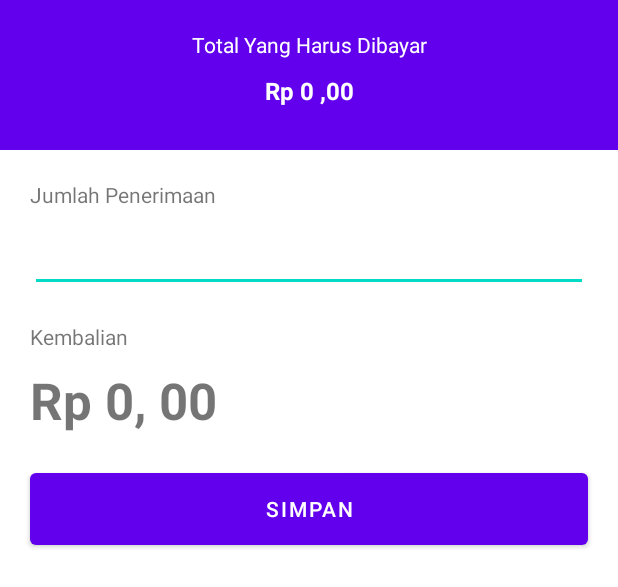
After one commit to NaufalAns/pcs-pos-app, an Android app: the layout fragment_bayar.xml on its own in the app's theme, with its tools: preview values and no code run, on a phone screen of 412 x 824 dp. The commit adds this screen. Shown: the top 587 px of the screen. Run offline under Robolectric (Android 15) with nearby library versions, the phone set to English and light mode, and no system bars.

Commit message:
add pembayaran

```diff
--- a/app/src/main/java/com/aplikasi/apptokosi01/LoginActivity.kt
+++ b/app/src/main/java/com/aplikasi/apptokosi01/LoginActivity.kt
@@ -50,6 +50,7 @@ class LoginActivity : AppCompatActivity() {
                         val token = response.body()!!.data.token
                         sessionManager.saveString("TOKEN","Bearer "+token)
                         sessionManager.saveBoolean("LOGIN_STATUS",true)
+                        sessionManager.saveString("ADMIN_ID",response.body()!!.data.admin.id.toString())
 
                         val moveIntent = Intent(this@LoginActivity,MainActivity::class.java)
                         startActivity(moveIntent)
--- /dev/null
+++ b/app/src/main/java/com/aplikasi/apptokosi01/response/itemTransaksi/Data.kt
@@ -0,0 +1,5 @@
+package com.aplikasi.apptokosi01.response.itemTransaksi
+
+data class Data(
+    val item_transaksi: ItemTransaksi
+)
--- /dev/null
+++ b/app/src/main/java/com/aplikasi/apptokosi01/response/transaksi/Data.kt
@@ -0,0 +1,5 @@
+package com.aplikasi.apptokosi01.response.transaksi
+
+data class Data(
+    val transaksi: List<Transaksi>
+)
--- /dev/null
+++ b/app/src/main/res/layout/fragment_bayar.xml
@@ -0,0 +1,132 @@
+<?xml version="1.0" encoding="utf-8"?>
+<FrameLayout xmlns:android="http://schemas.android.com/apk/res/android"
+    xmlns:app="http://schemas.android.com/apk/res-auto"
+    xmlns:tools="http://schemas.android.com/tools"
+    android:layout_width="match_parent"
+    android:layout_height="match_parent"
+    tools:context=".BayarFragment">
+
+    <!-- TODO: Update blank fragment layout -->
+    <androidx.constraintlayout.widget.ConstraintLayout
+        android:id="@+id/layoutDasar"
+        android:layout_width="match_parent"
+        android:layout_height="match_parent">
+
+        <androidx.constraintlayout.widget.ConstraintLayout
+            android:id="@+id/layoutAtas"
+            android:layout_width="match_parent"
+            android:layout_height="100dp"
+            android:background="@color/design_default_color_primary"
+            app:layout_constraintEnd_toEndOf="parent"
+            app:layout_constraintHorizontal_bias="0.0"
+            app:layout_constraintStart_toStartOf="parent"
+            app:layout_constraintTop_toTopOf="parent">
+
+            <TextView
+                android:id="@+id/textView"
+                android:layout_width="wrap_content"
+                android:layout_height="wrap_content"
+                android:layout_marginTop="20dp"
+                android:text="Total Yang Harus Dibayar"
+                android:textColor="@color/white"
+                app:layout_constraintEnd_toEndOf="parent"
+                app:layout_constraintStart_toStartOf="parent"
+                app:layout_constraintTop_toTopOf="parent" />
+
+            <TextView
+                android:id="@+id/txtTotalTransaksiBayar"
+                android:layout_width="wrap_content"
+                android:layout_height="wrap_content"
+                android:layout_marginTop="10dp"
+                android:text="Rp 0 ,00"
+                android:textColor="@color/white"
+                android:textSize="16sp"
+                android:textStyle="bold"
+                app:layout_constraintEnd_toEndOf="parent"
+                app:layout_constraintStart_toStartOf="parent"
+                app:layout_constraintTop_toBottomOf="@+id/textView" />
+
+        </androidx.constraintlayout.widget.ConstraintLayout>
+
+        <androidx.constraintlayout.widget.ConstraintLayout
+            android:id="@+id/layoutBawah"
+            android:layout_width="match_parent"
+            android:layout_height="match_parent"
+            android:layout_marginTop="100dp"
+            app:layout_constraintBottom_toBottomOf="parent"
+            app:layout_constraintEnd_toEndOf="parent"
+            app:layout_constraintHorizontal_bias="0.0"
+            app:layout_constraintStart_toStartOf="parent"
+            app:layout_constraintTop_toBottomOf="@+id/layoutAtas"
+            app:layout_constraintVertical_bias="0.93">
+
+            <TextView
+                android:id="@+id/textView2"
+                android:layout_width="0dp"
+                android:layout_height="wrap_content"
+                android:layout_marginStart="20dp"
+                android:layout_marginTop="20dp"
+                android:layout_marginEnd="20dp"
+                android:text="Jumlah Penerimaan"
+                app:layout_constraintEnd_toEndOf="parent"
+                app:layout_constraintHorizontal_bias="0.498"
+                app:layout_constraintStart_toStartOf="parent"
+                app:layout_constraintTop_toTopOf="parent" />
+
+            <EditText
+                android:id="@+id/txtPenerimaan"
+                android:layout_width="0dp"
+                android:layout_height="wrap_content"
+                android:layout_marginStart="20dp"
+                android:layout_marginTop="10dp"
+                android:layout_marginEnd="20dp"
+                android:ems="10"
+                android:inputType="number"
+                app:layout_constraintEnd_toEndOf="parent"
+                app:layout_constraintStart_toStartOf="parent"
+                app:layout_constraintTop_toBottomOf="@+id/textView2" />
+
+            <TextView
+                android:id="@+id/textView3"
+                android:layout_width="0dp"
+                android:layout_height="wrap_content"
+                android:layout_marginStart="20dp"
+                android:layout_marginTop="20dp"
+                android:layout_marginEnd="20dp"
+                android:text="Kembalian"
+                app:layout_constraintEnd_toEndOf="parent"
+                app:layout_constraintStart_toStartOf="parent"
+                app:layout_constraintTop_toBottomOf="@+id/txtPenerimaan" />
+
+            <TextView
+                android:id="@+id/txtKembalian"
+                android:layout_width="0dp"
+                android:layout_height="wrap_content"
+                android:layout_marginStart="20dp"
+                android:layout_marginTop="10dp"
+                android:layout_marginEnd="20dp"
+                android:text="Rp 0, 00"
+                android:textSize="34sp"
+                android:textStyle="bold"
+                app:layout_constraintEnd_toEndOf="parent"
+                app:layout_constraintStart_toStartOf="parent"
+                app:layout_constraintTop_toBottomOf="@+id/textView3" />
+
+            <Button
+                android:id="@+id/btnSimpanBayar"
+                android:layout_width="0dp"
+                android:layout_height="wrap_content"
+                android:layout_marginStart="20dp"
+                android:layout_marginTop="20dp"
+                android:layout_marginEnd="20dp"
+                android:height="60dp"
+                android:text="Simpan"
+                app:layout_constraintEnd_toEndOf="parent"
+                app:layout_constraintStart_toStartOf="parent"
+                app:layout_constraintTop_toBottomOf="@+id/txtKembalian" />
+
+        </androidx.constraintlayout.widget.ConstraintLayout>
+
+    </androidx.constraintlayout.widget.ConstraintLayout>
+
+</FrameLayout>
```
Also changed, not shown: app/src/main/java/com/aplikasi/apptokosi01/BayarFragment.kt (added, +121 -0 lines), app/src/main/java/com/aplikasi/apptokosi01/TransaksiFragment.kt (+17 -0 lines), app/src/main/java/com/aplikasi/apptokosi01/api/ApiEndPoint.kt (+22 -0 lines), app/src/main/java/com/aplikasi/apptokosi01/response/itemTransaksi/ItemTransaksi.kt (added, +10 -0 lines), app/src/main/java/com/aplikasi/apptokosi01/response/itemTransaksi/ItemTransaksiResponsePost.kt (added, +7 -0 lines), app/src/main/java/com/aplikasi/apptokosi01/response/transaksi/Transaksi.kt (added, +8 -0 lines), app/src/main/java/com/aplikasi/apptokosi01/response/transaksi/TransaksiResponse.kt (added, +7 -0 lines), app/src/main/java/com/aplikasi/apptokosi01/response/transaksi/TransaksiResponsePost.kt (added, +11 -0 lines), app/src/main/res/navigation/bottom_nav.xml (+12 -0 lines).
